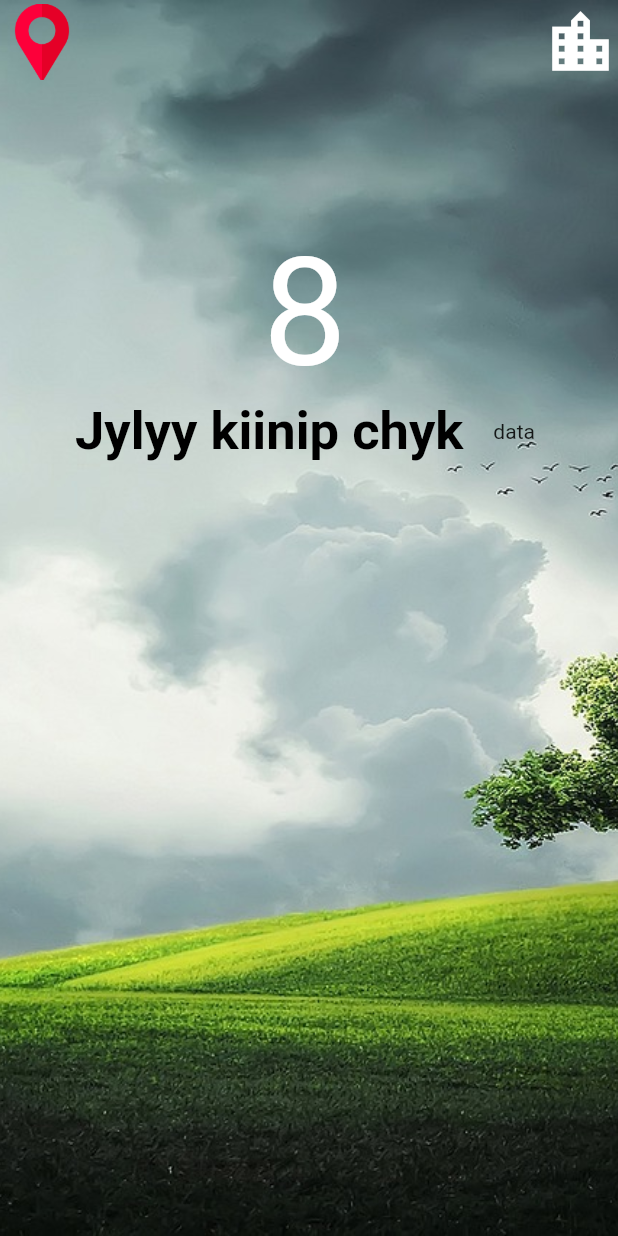
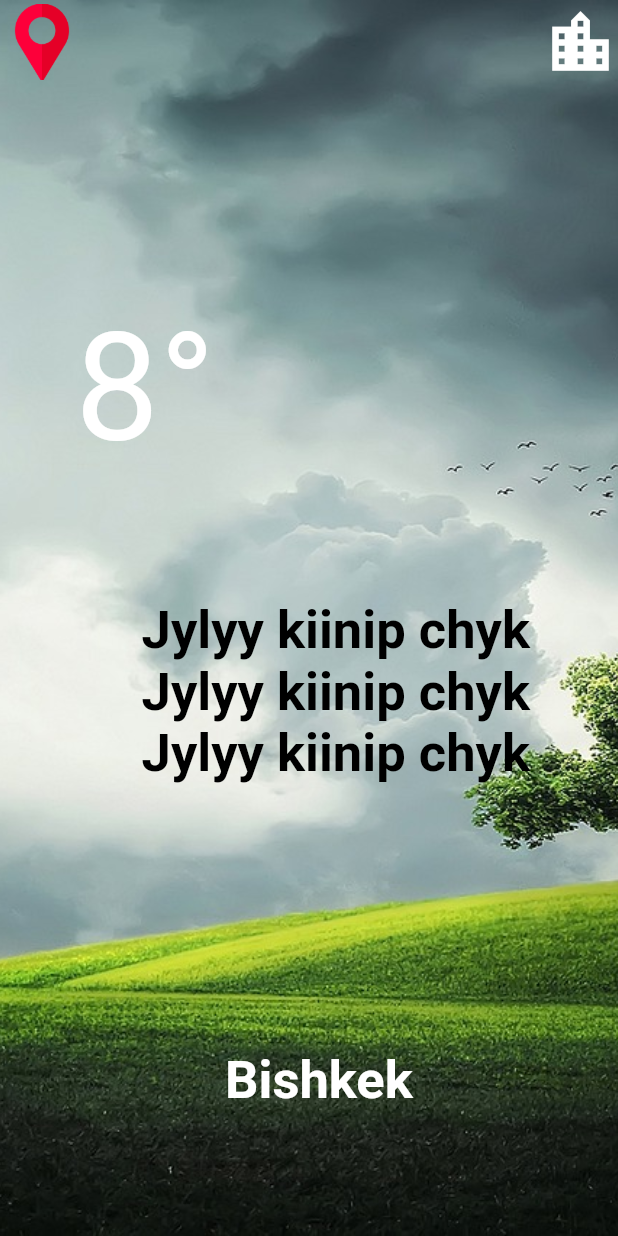
Before and after one commit to JanibekJali/kurs-9-weather_app, a Flutter app: the screen it shows after launch, on a phone screen of 412 x 824 dp. Run offline on Flutter 3.47's test engine with Material 2 defaults, Android fonts, the phone set to English and light mode, and no system bars; our stand-ins replace geolocator.

Commit message:
Weather app Locator is being done

```diff
--- a/lib/constants/colors/colors.dart
+++ b/lib/constants/colors/colors.dart
@@ -7,5 +7,6 @@ class AppColors {
   static const Color blue = Colors.blue;
   static const Color black = Colors.black;
   static const Color green = Colors.green;
+  static const Color grey = Colors.grey;
   static const Color blackBlue = Color(0xff0A001F);
 }
--- a/lib/constants/text_styles/text_styles.dart
+++ b/lib/constants/text_styles/text_styles.dart
@@ -34,6 +34,10 @@ class TextStyles {
     fontSize: 15,
     color: AppColors.white,
   );
+  static const TextStyle text20Black = TextStyle(
+    fontSize: 20,
+    color: AppColors.black,
+  );
   static const TextStyle text100White = TextStyle(
     fontSize: 100,
     color: AppColors.white,
--- a/lib/main.dart
+++ b/lib/main.dart
@@ -10,7 +10,7 @@ class MyApp extends StatelessWidget {
 
   @override
   Widget build(BuildContext context) {
-    return const MaterialApp(
+    return MaterialApp(
       debugShowCheckedModeBanner: false,
       home: HomePage(),
     );
--- a/lib/pages/home_page.dart
+++ b/lib/pages/home_page.dart
@@ -1,19 +1,77 @@
 import 'package:flutter/material.dart';
+import 'package:geolocator/geolocator.dart';
+import 'package:weather_app/pages/search_page.dart';
 
 import '../constants/text_styles/text_styles.dart';
 
-class HomePage extends StatelessWidget {
+class HomePage extends StatefulWidget {
   const HomePage({Key? key}) : super(key: key);
+
+  @override
+  State<HomePage> createState() => _HomePageState();
+}
+
+class _HomePageState extends State<HomePage> {
+  @override
+  void initState() {
+    _getPosition();
+    super.initState();
+  }
+
+  Future<Position> _getPosition() async {
+    bool? serviceEnabled;
+    LocationPermission permission;
+
+    // Test if location services are enabled.
+    serviceEnabled = await Geolocator.isLocationServiceEnabled();
+    if (!serviceEnabled) {
+      // Location services are not enabled don't continue
+      // accessing the position and request users of the
+      // App to enable the location services.
+      return Future.error('Location services are disabled.');
+    }
+
+    permission = await Geolocator.checkPermission();
+    if (permission == LocationPermission.denied) {
+      permission = await Geolocator.requestPermission();
+      if (permission == LocationPermission.denied) {
+        // Permissions are denied, next time you could try
+        // requesting permissions again (this is also where
+        // Android's shouldShowRequestPermissionRationale
+        // returned true. According to Android guidelines
+        // your App should show an explanatory UI now.
+        return Future.error('Location permissions are denied');
+      }
+    }
+
+    if (permission == LocationPermission.deniedForever) {
+      // Permissions are denied forever, handle appropriately.
+      return Future.error(
+          'Location permissions are permanently denied, we cannot request permissions.');
+    }
+
+    return await Geolocator.getCurrentPosition();
+  }
 
   @override
   Widget build(BuildContext context) {
     return Scaffold(
       extendBodyBehindAppBar: true,
       appBar: AppBar(
-        actions: const [
-          Icon(
-            Icons.location_city,
-            size: 50,
+        actions: [
+          InkWell(
+            onTap: () {
+              Navigator.push(
+                context,
+                MaterialPageRoute(
+                  builder: (context) => const SearchPage(),
+                ),
+              );
+            },
+            child: const Icon(
+              Icons.location_city,
+              size: 50,
+            ),
           ),
         ],
         leading: Image.asset(
@@ -35,32 +93,46 @@ class HomePage extends StatelessWidget {
         ),
         Positioned(
           left: 50,
-          top: 150,
+          top: 200,
           child: Column(
+            // mainAxisAlignment: MainAxisAlignment.spaceAround,
             children: [
               Row(
                 children: const [
                   Text(
-                    '8',
+                    '8\u00B0',
                     style: TextStyles.text100White,
                   ),
-                ],
-              ),
-              Row(
-                children: const [
                   Text(
-                    'Jylyy kiinip chyk',
-                    style: TextStyles.text35Black,
+                    ' ',
+                    style: TextStyles.text60Wight,
                   ),
-                  SizedBox(
-                    width: 20,
-                  ),
-                  Text('data'),
                 ],
               ),
             ],
           ),
         ),
+        const Positioned(
+          top: 400,
+          right: 50,
+          child: Text(
+            '''
+            Jylyy kiinip chyk
+            Jylyy kiinip chyk
+            Jylyy kiinip chyk
+            ''',
+            textAlign: TextAlign.center,
+            style: TextStyles.text35Black,
+          ),
+        ),
+        const Positioned(
+            top: 700,
+            left: 150,
+            child: Text(
+              'Bishkek',
+              // WeatherApiHttp().weatherHttp(),
+              style: TextStyles.text35White,
+            )),
       ]),
     );
   }
--- /dev/null
+++ b/lib/utils/api_keys.dart
@@ -0,0 +1,3 @@
+class ApiKeys {
+  static const String weatherApiKey = 'c3aa0301d9353c81b3f8e8254ca12e23';
+}
--- /dev/null
+++ b/lib/utils/http/weather_api_http.dart
@@ -0,0 +1,10 @@
+import 'package:http/http.dart' as http;
+import 'package:weather_app/utils/api_keys.dart';
+
+class WeatherApiHttp {
+  weatherHttp() {
+    final client = http.Client();
+    const url =
+        'https://api.openweathermap.org/data/2.5/weather?q=bishkek&appid=${ApiKeys.weatherApiKey}';
+  }
+}
```
Also changed, not shown: lib/pages/search_page.dart (added, +72 -0 lines), pubspec.yaml (+5 -2 lines), pubspec.lock, 11 other files.
